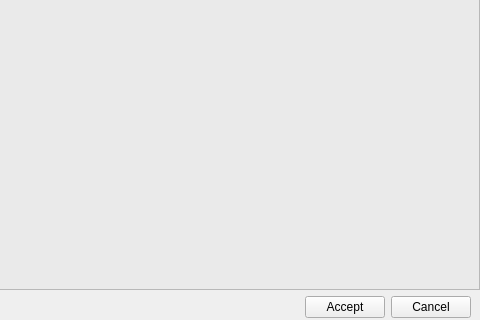
Before: the Qt Designer form src/iscissor_dialog.ui in ksharindam/photoquick, drawn with Qt 5; both pictures show x 179 to 659 and y 149 to 469 of the 659 by 469 pixel window.
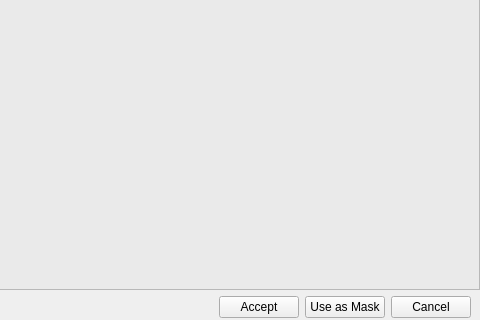
After: the same form once the commit is applied. Icons and pictures are not drawn.

Commit message: added : creating mask using iscissor tool.(bumped to v4.4.0) mask can be used to apply filters on specific areas. no transformation can be done on image after mask is created. Hence all other buttons are disabled.

What changed in the file:
```diff
--- a/src/iscissor_dialog.ui
+++ b/src/iscissor_dialog.ui
@@ -376,6 +376,13 @@
         </property>
        </widget>
       </item>
+      <item>
+       <widget class="QPushButton" name="useAsMaskBtn">
+        <property name="text">
+         <string>Use as Mask</string>
+        </property>
+       </widget>
+      </item>
       <item>
        <widget class="QPushButton" name="cancelBtn">
         <property name="text">
```
The commit also changes 8 other files.
